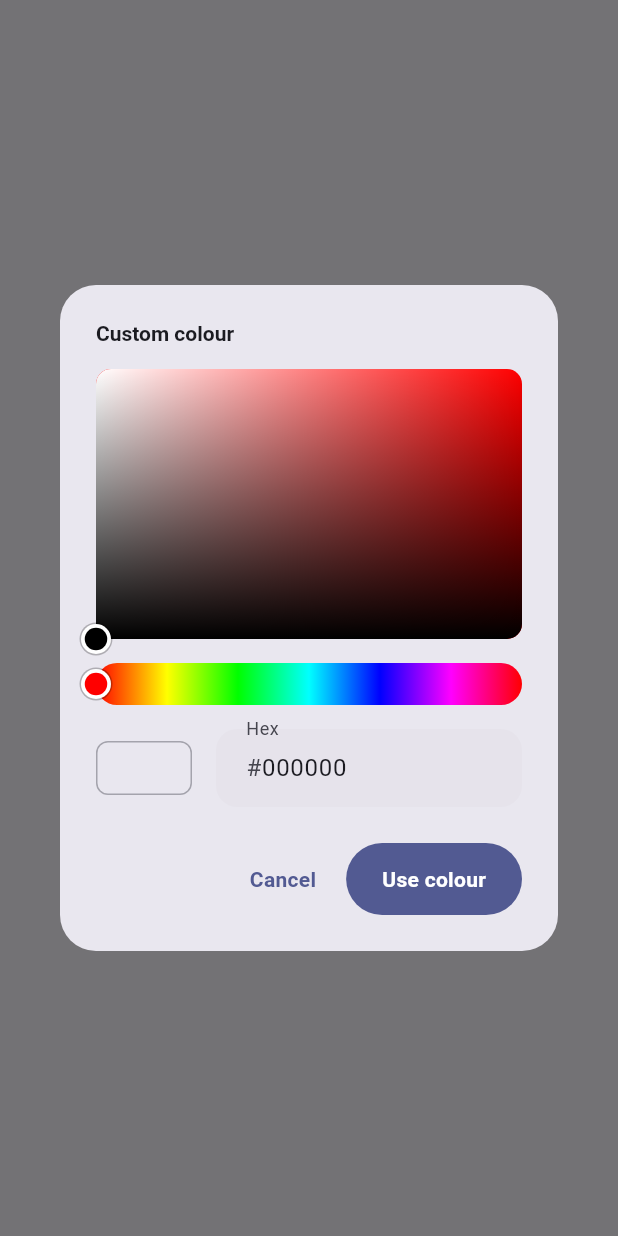
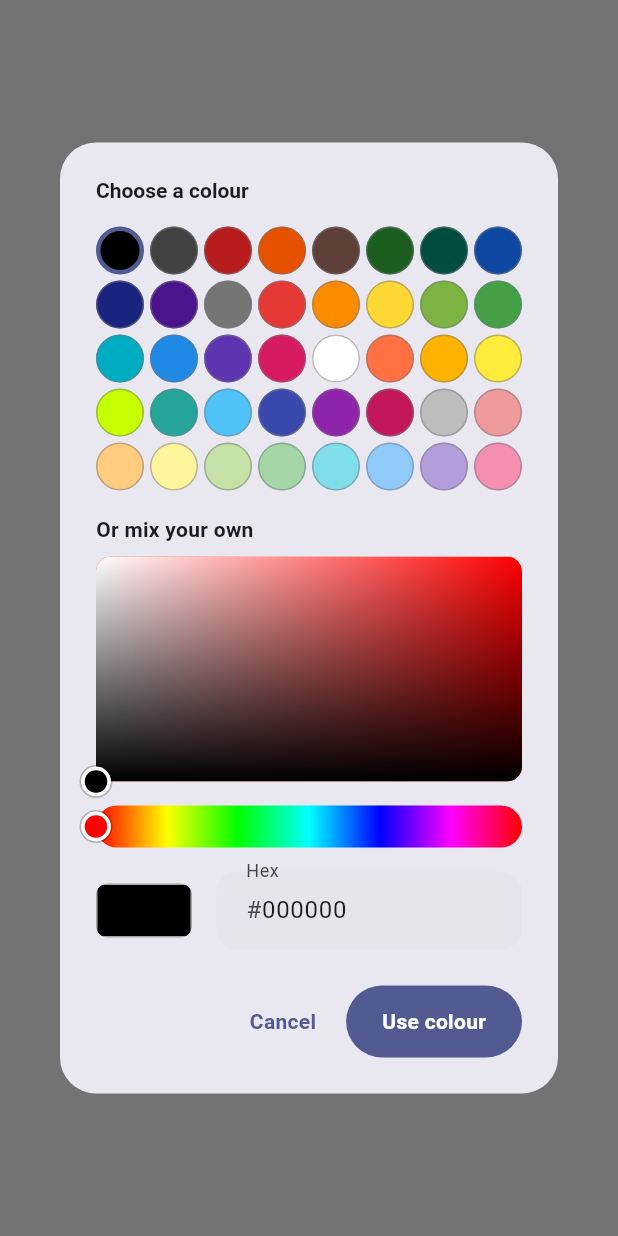
Before and after one commit to MalekBaghdadi/NeatInk, a Flutter app: what showColorPickerDialog() shows on an empty page, opened directly with empty values, on a phone screen of 412 x 824 dp. Run offline on Flutter 3.47's test engine with Material 3 defaults, Android fonts, the phone set to English and light mode, and no system bars; our stand-ins replace file_picker, flutter_riverpod, share_plus, shared_preferences; missing offline and left inert: pdfrx, perfect_freehand; accounts and stored records are empty; statements that could not run were skipped; project files that could hold a hidden picture were left out.

Commit message:
Any colour for the pen, the highlighter and typed text
The highlighter and the Typed text settings get the colour picker the pen
had; the picker starts with 40 ready colours before mixing your own; the
tool options take their own row below 1000 px so the picker button is never
off screen; the picker's before/after preview showed nothing (fixed).

Co-Authored-By: Claude Opus 5.5 <noreply@anthropic.com>
Claude-Session: https://claude.ai/code/session_016ZnJhcfhKxNcPHDWVGoCMp

```diff
--- a/lib/features/editor/toolbar/color_picker_dialog.dart
+++ b/lib/features/editor/toolbar/color_picker_dialog.dart
@@ -3,14 +3,32 @@ import 'package:flutter/services.dart';
 
 import 'toolbar_widgets.dart';
 
-/// Shows the custom colour picker: a saturation/value square, a hue bar, a
-/// hex field and the recently used custom colours. Returns the chosen
-/// opaque ARGB colour, or null when cancelled.
+/// Ready colours at the top of the picker (v1.13.0): four rows of ten, dark
+/// to light, so most choices are one tap; mixing your own is below them.
+const List<int> pickerPalette = [
+  // Dark
+  0xFF000000, 0xFF424242, 0xFFB71C1C, 0xFFE65100, 0xFF5D4037,
+  0xFF1B5E20, 0xFF004D40, 0xFF0D47A1, 0xFF1A237E, 0xFF4A148C,
+  // Strong
+  0xFF757575, 0xFFE53935, 0xFFFB8C00, 0xFFFDD835, 0xFF7CB342,
+  0xFF43A047, 0xFF00ACC1, 0xFF1E88E5, 0xFF5E35B1, 0xFFD81B60,
+  // Bright
+  0xFFFFFFFF, 0xFFFF7043, 0xFFFFB300, 0xFFFFEB3B, 0xFFC6FF00,
+  0xFF26A69A, 0xFF4FC3F7, 0xFF3949AB, 0xFF8E24AA, 0xFFC2185B,
+  // Light
+  0xFFBDBDBD, 0xFFEF9A9A, 0xFFFFCC80, 0xFFFFF59D, 0xFFC5E1A5,
+  0xFFA5D6A7, 0xFF80DEEA, 0xFF90CAF9, 0xFFB39DDB, 0xFFF48FB1,
+];
+
+/// Shows the colour picker: ready colours, then a saturation/value square,
+/// a hue bar and a hex field to mix any colour, and the recently used
+/// custom colours. Returns the chosen opaque ARGB colour, or null when
+/// cancelled.
 Future<int?> showColorPickerDialog(
   BuildContext context, {
   required int initialColor,
   List<int> recentColors = const [],
-  String title = 'Custom colour',
+  String title = 'Choose a colour',
 }) =>
     showDialog<int>(
       context: context,
@@ -72,13 +90,29 @@ class _ColorPickerDialogState extends State<_ColorPickerDialog> {
     return AlertDialog(
       title: Text(widget.title),
       content: SizedBox(
-        width: 320,
+        width: 360,
         child: SingleChildScrollView(
           child: Column(
             mainAxisSize: MainAxisSize.min,
             crossAxisAlignment: CrossAxisAlignment.start,
             children: [
-              SaturationValueBox(value: _hsv, onChanged: _set),
+              Wrap(
+                spacing: 4,
+                runSpacing: 4,
+                children: [
+                  for (final c in pickerPalette)
+                    _PaletteDot(
+                      key: ValueKey('palette-${hexOf(c)}'),
+                      color: c,
+                      selected: c == _argb,
+                      onTap: () => _set(HSVColor.fromColor(Color(c))),
+                    ),
+                ],
+              ),
+              const SizedBox(height: 16),
+              Text('Or mix your own', style: theme.textTheme.labelLarge),
+              const SizedBox(height: 8),
+              SaturationValueBox(value: _hsv, onChanged: _set, height: 150),
               const SizedBox(height: 16),
               HueBar(value: _hsv, onChanged: _set),
               const SizedBox(height: 16),
@@ -141,6 +175,41 @@ class _ColorPickerDialogState extends State<_ColorPickerDialog> {
           child: const Text('Use colour'),
         ),
       ],
+    );
+  }
+}
+
+/// One ready colour of [pickerPalette].
+class _PaletteDot extends StatelessWidget {
+  const _PaletteDot({super.key, required this.color, required this.selected, required this.onTap});
+
+  final int color;
+  final bool selected;
+  final VoidCallback onTap;
+
+  @override
+  Widget build(BuildContext context) {
+    final scheme = Theme.of(context).colorScheme;
+    return Semantics(
+      button: true,
+      selected: selected,
+      label: colorName(color),
+      child: InkResponse(
+        onTap: onTap,
+        radius: 20,
+        child: Container(
+          width: 32,
+          height: 32,
+          decoration: BoxDecoration(
+            color: Color(color),
+            shape: BoxShape.circle,
+            border: Border.all(
+              width: selected ? 3 : 1,
+              color: selected ? scheme.primary : scheme.outline.withValues(alpha: 0.5),
+            ),
+          ),
+        ),
+      ),
     );
   }
 }
@@ -332,6 +401,8 @@ class _ColorComparison extends StatelessWidget {
         ),
         clipBehavior: Clip.antiAlias,
         child: Row(
+          // Childless boxes take only the height they are made to.
+          crossAxisAlignment: CrossAxisAlignment.stretch,
           children: [
             Expanded(child: ColoredBox(color: Color(before))),
             Expanded(child: ColoredBox(color: Color(after))),
--- a/lib/features/editor/toolbar/editor_tool_row.dart
+++ b/lib/features/editor/toolbar/editor_tool_row.dart
@@ -17,7 +17,9 @@ class EditorToolRow extends StatelessWidget {
   final EditorController controller;
 
   /// Below this width the options get their own row.
-  static const double twoRowBreakpoint = 720;
+  // Below it the tools and their options take a row each, so the options
+  // (all pen colours, "any colour" and the widths) fit without scrolling.
+  static const double twoRowBreakpoint = 1000;
 
   static const double rowHeight = 56;
 
--- a/lib/features/editor/toolbar/toolbar_widgets.dart
+++ b/lib/features/editor/toolbar/toolbar_widgets.dart
@@ -179,7 +179,7 @@ class CustomColorButton extends StatelessWidget {
     final scheme = Theme.of(context).colorScheme;
     final custom = customColor;
     return Tooltip(
-      message: 'Custom colour',
+      message: 'Any colour: choose your own',
       child: InkResponse(
         onTap: onPressed,
         radius: toolbarTargetSize / 2,
--- a/lib/features/tips/tips_screen.dart
+++ b/lib/features/tips/tips_screen.dart
@@ -24,6 +24,9 @@ const List<Tip> appTips = [
       'Convert turns your handwriting into typed text. Turn on Auto and it '
           'happens by itself a moment after you stop writing. The button next '
           'to Auto sets the font, size and colour.'),
+  Tip(Icons.palette_outlined, 'Any colour you like',
+      'The rainbow circle after the colours of the pen, the highlighter and '
+          'the typed text opens more colours: tap one, or mix your own.'),
   Tip(Icons.gesture, 'Scribble to delete',
       'Scribble back and forth over handwriting or typed text with the pen to '
           'delete it. Undo brings it back. The eraser removes typed words too.'),
--- a/lib/features/tour/tours.dart
+++ b/lib/features/tour/tours.dart
@@ -166,7 +166,8 @@ List<TourStep> notebookTour() => const [
         prefix: true,
         icon: Icons.palette_outlined,
         title: 'Colours',
-        text: 'Tap a colour to write in it. The rainbow circle lets you pick any colour.',
+        text: 'Tap a colour to write in it. The rainbow circle opens more colours: tap one, or mix your own. '
+            'The highlighter has one too.',
       ),
       TourStep(
         target: 'pen-width-',
```
Also changed, not shown: lib/features/editor/editor_controller.dart (+5 -2 lines), lib/features/editor/integrations/convert/convert_style_controls.dart (+17 -0 lines), lib/features/editor/toolbar/tool_options.dart (+27 -2 lines), 1 other file.
